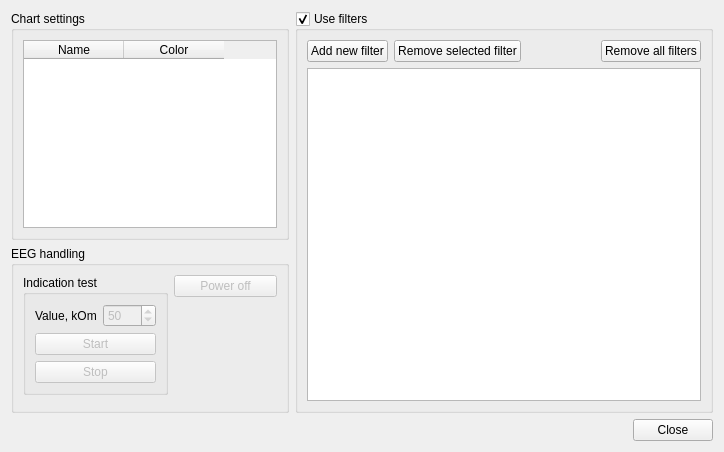
Qt form forms/settingsform.ui (GarantEEG/GarantEEG_Viewer) before a commit.
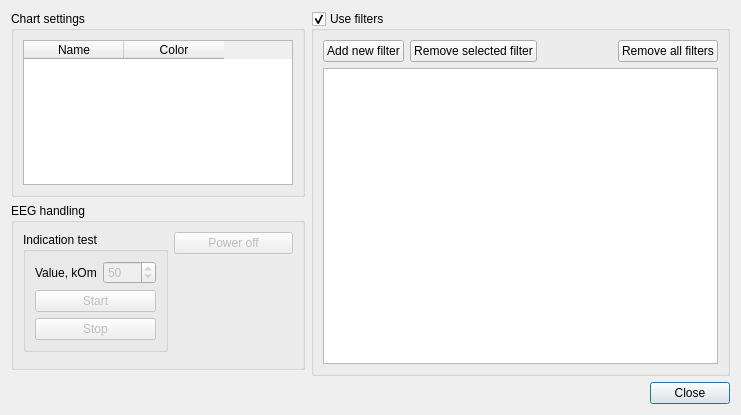
The same form after that commit.

```diff
--- a/forms/settingsform.ui
+++ b/forms/settingsform.ui
@@ -6,14 +6,21 @@
    <rect>
     <x>0</x>
     <y>0</y>
-    <width>724</width>
-    <height>452</height>
+    <width>741</width>
+    <height>415</height>
    </rect>
   </property>
   <property name="windowTitle">
    <string>Settings</string>
   </property>
   <layout class="QGridLayout" name="gridLayout_2">
+   <item row="4" column="2">
+    <widget class="QPushButton" name="pb_Close">
+     <property name="text">
+      <string>Close</string>
+     </property>
+    </widget>
+   </item>
    <item row="0" column="0">
     <widget class="QGroupBox" name="groupBox_2">
      <property name="sizePolicy">
@@ -52,6 +59,68 @@
      </layout>
     </widget>
    </item>
+   <item row="4" column="1">
+    <spacer name="horizontalSpacer">
+     <property name="orientation">
+      <enum>Qt::Horizontal</enum>
+     </property>
+     <property name="sizeHint" stdset="0">
+      <size>
+       <width>40</width>
+       <height>20</height>
+      </size>
+     </property>
+    </spacer>
+   </item>
+   <item row="0" column="1" rowspan="4" colspan="2">
+    <widget class="QGroupBox" name="gb_UseFilters">
+     <property name="title">
+      <string>Use filters</string>
+     </property>
+     <property name="checkable">
+      <bool>true</bool>
+     </property>
+     <layout class="QGridLayout" name="gridLayout_5">
+      <item row="0" column="0">
+       <widget class="QPushButton" name="pb_AddFilter">
+        <property name="text">
+         <string>Add new filter</string>
+        </property>
+       </widget>
+      </item>
+      <item row="0" column="1">
+       <widget class="QPushButton" name="pb_RemoveSelectedFilter">
+        <property name="text">
+         <string>Remove selected filter</string>
+        </property>
+       </widget>
+      </item>
+      <item row="0" column="2">
+       <spacer name="horizontalSpacer_2">
+        <property name="orientation">
+         <enum>Qt::Horizontal</enum>
+        </property>
+        <property name="sizeHint" stdset="0">
+         <size>
+          <width>69</width>
+          <height>20</height>
+         </size>
+        </property>
+       </spacer>
+      </item>
+      <item row="0" column="3">
+       <widget class="QPushButton" name="pb_RemoveAllFilters">
+        <property name="text">
+         <string>Remove all filters</string>
+        </property>
+       </widget>
+      </item>
+      <item row="1" column="0" colspan="4">
+       <widget class="QListWidget" name="lw_Filters"/>
+      </item>
+     </layout>
+    </widget>
+   </item>
    <item row="1" column="0">
     <widget class="QGroupBox" name="groupBox">
      <property name="title">
@@ -133,75 +202,19 @@
      </layout>
     </widget>
    </item>
-   <item row="2" column="1">
-    <spacer name="horizontalSpacer">
+   <item row="2" column="0">
+    <spacer name="verticalSpacer_2">
      <property name="orientation">
-      <enum>Qt::Horizontal</enum>
+      <enum>Qt::Vertical</enum>
      </property>
      <property name="sizeHint" stdset="0">
       <size>
-       <width>40</width>
-       <height>20</height>
+       <width>20</width>
+       <height>40</height>
       </size>
      </property>
     </spacer>
    </item>
-   <item row="2" column="2">
-    <widget class="QPushButton" name="pb_Close">
-     <property name="text">
-      <string>Close</string>
-     </property>
-    </widget>
-   </item>
-   <item row="0" column="1" rowspan="2" colspan="2">
-    <widget class="QGroupBox" name="gb_UseFilters">
-     <property name="title">
-      <string>Use filters</string>
-     </property>
-     <property name="checkable">
-      <bool>true</bool>
-     </property>
-     <layout class="QGridLayout" name="gridLayout_5">
-      <item row="0" column="0">
-       <widget class="QPushButton" name="pb_AddFilter">
-        <property name="text">
-         <string>Add new filter</string>
-        </property>
-       </widget>
-      </item>
-      <item row="0" column="1">
-       <widget class="QPushButton" name="pb_RemoveSelectedFilter">
-        <property name="text">
-         <string>Remove selected filter</string>
-        </property>
-       </widget>
-      </item>
-      <item row="0" column="2">
-       <spacer name="horizontalSpacer_2">
-        <property name="orientation">
-         <enum>Qt::Horizontal</enum>
-        </property>
-        <property name="sizeHint" stdset="0">
-         <size>
-          <width>69</width>
-          <height>20</height>
-         </size>
-        </property>
-       </spacer>
-      </item>
-      <item row="0" column="3">
-       <widget class="QPushButton" name="pb_RemoveAllFilters">
-        <property name="text">
-         <string>Remove all filters</string>
-        </property>
-       </widget>
-      </item>
-      <item row="1" column="0" colspan="4">
-       <widget class="QListWidget" name="lw_Filters"/>
-      </item>
-     </layout>
-    </widget>
-   </item>
   </layout>
  </widget>
  <tabstops>
```
